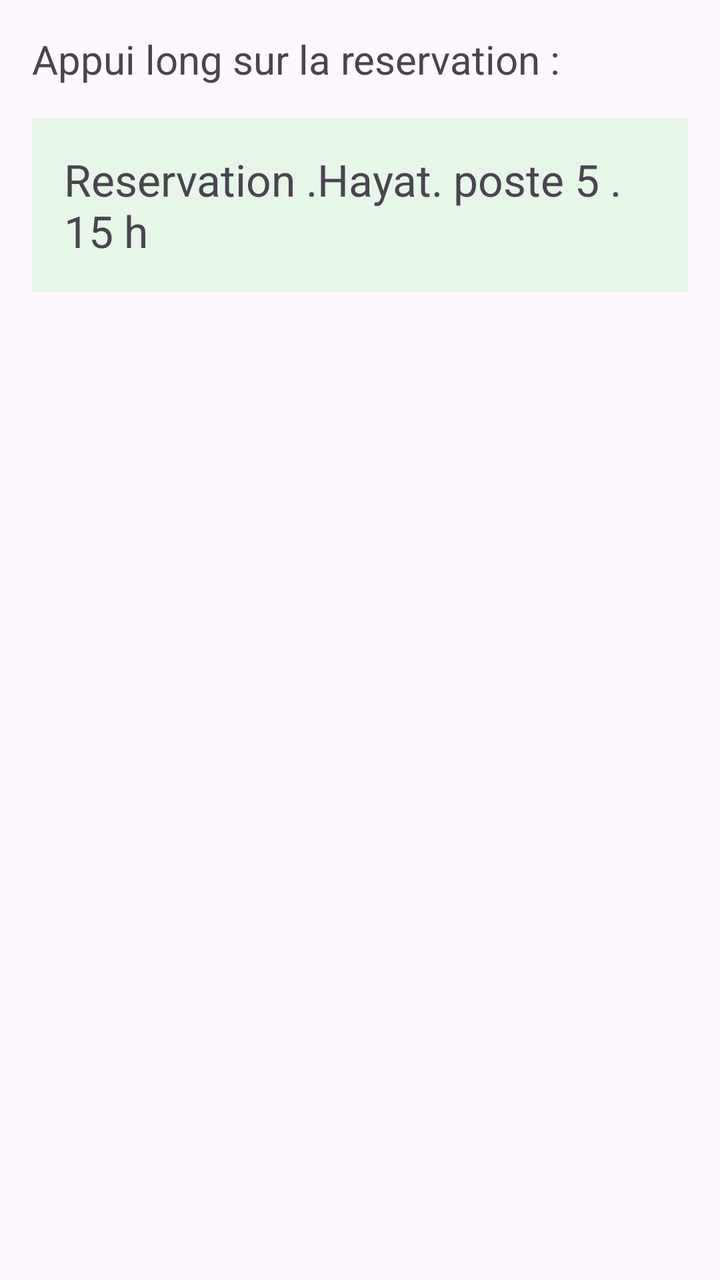
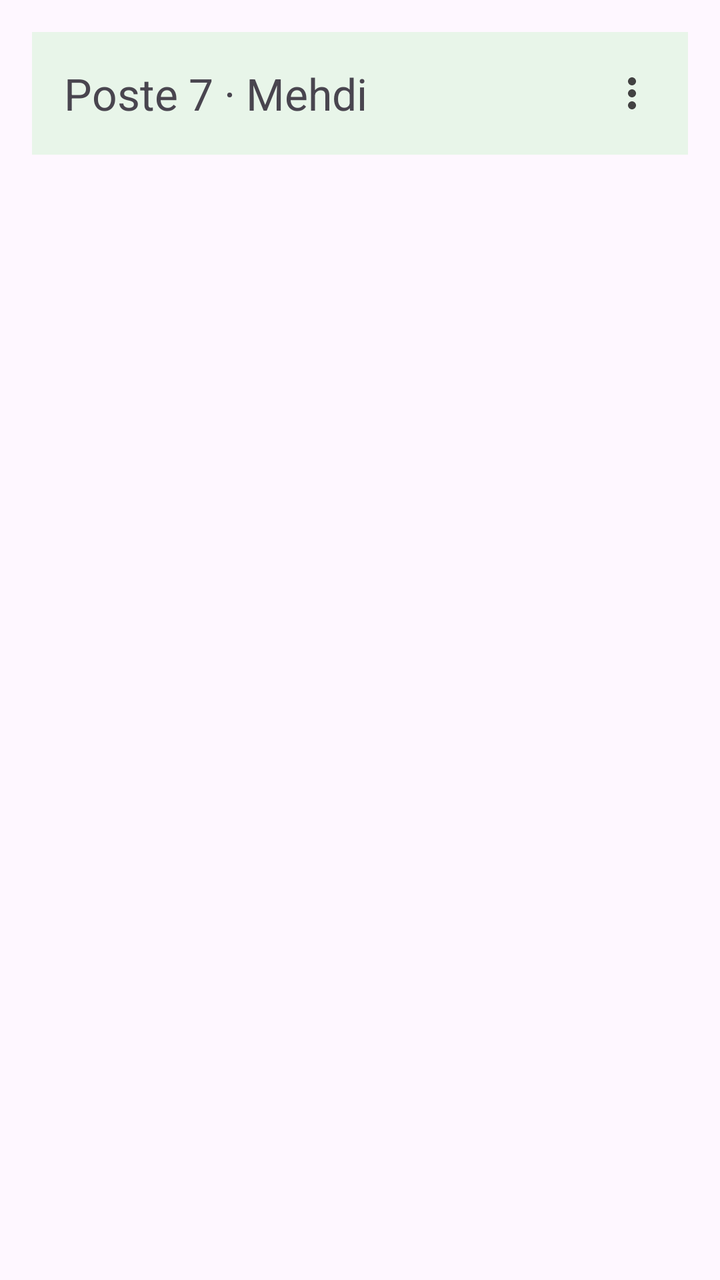

Two renders of the same Android screen: before a commit and after it. Below are the layout's source before the change and the commit's diff.
<!-- AndroidManifest.xml: application theme Theme.AlAmal -->
<!-- res/layout/activity_playground.xml -->
<?xml version="1.0" encoding="utf-8"?>
<LinearLayout xmlns:android="http://schemas.android.com/apk/res/android"
    xmlns:tools="http://schemas.android.com/tools"
    android:id="@+id/main"
    android:layout_width="match_parent"
    android:layout_height="match_parent"
    android:orientation="vertical"
    android:padding="16dp"
    tools:context=".PlaygroundActivity">

    
    
    
    
    
    


    
    
    
    
    
    
    
    
    


    
    
    
    
    
    
    
    
    
    
    
    
    
    
    
    
    


    
    
    
    
    
    
    
    
    
    
    
    
    
    
    
    
    
    
    
    
    
    
    
    
    
    
    
    
    
    
    
    
    
    
    
    
    
    
    
    
    
    
    
    
    
    
    
    
    
    
    
    
    
    
    
    
    
    
    

    
    
    
    
    
    
    
    
    
    
    
    
    


    
    
    
    
    
    
    
    
    
    
    
    
    
    
    
    
    
    

    
    
    
    
    
    

    
    
    
    
    
    

    
    
    
    
    
    

    
    
    
    
    

    
    
    
    
    
    
    

    
    
    
    
    
    
    
    
    
    
    
    
    
    
    
    
    
    
    
    
    
    
    
    
    
    
    
    
    
    
    
    
    
    
    
    
    
    
    
    
    
    
    
    
    
    
    
    
    
    
    
    
    

    
    
    
    
    
    
    
    
    
    
    
    
    
    
    
    
    
    
    
    
    
    
    
    
    
    
    
    
    
    <TextView
        android:layout_width="wrap_content"
        android:layout_height="wrap_content"
        android:text="Appui long sur la reservation :"
        android:textSize="20sp" />

    <TextView
        android:id="@+id/txtResa"
        android:layout_width="wrap_content"
        android:layout_height="wrap_content"
        android:layout_marginTop="16dp"
        android:background="#E8F5E9"
        android:padding="16dp"
        android:text="Reservation .Hayat. poste 5 . 15 h"
        android:textSize="22sp" />

    <TextView
        android:id="@+id/txtAction"
        android:layout_width="wrap_content"
        android:layout_height="wrap_content"
        android:textSize="22sp" />

</LinearLayout>
<!-- resources referenced by this layout -->
<resources>
  <style name="Theme.AlAmal" parent="Theme.Material3.DayNight">
          <item name="colorPrimary">#FF1B7F3B</item>
      </style>
</resources>

<!-- the commit's change to res/layout/activity_playground.xml (unified diff, before → after) -->
@@ -258,24 +258,55 @@
     
     
     
+
+
+
+
+
+
+
+
+
+
+
+
+
+
+
+
+
+
+
+
+
+
+    
+    <LinearLayout
+        android:layout_width="match_parent"
+        android:layout_height="wrap_content"
+        android:background="#E8F5E9"
+        android:gravity="center_vertical"
+        android:orientation="horizontal">
+
+        <TextView
+            android:layout_width="0dp"
+            android:layout_height="wrap_content"
+            android:layout_weight="1"
+            android:padding="16dp"
+            android:text="Poste 7 · Mehdi"
+            android:textSize="22sp" />
+
+        <ImageButton
+            android:id="@+id/btnPlus"
+            android:layout_width="56dp"
+            android:layout_height="56dp"
+            android:background="@android:color/transparent"
+            android:contentDescription="Plus d'actions"
+            android:src="@drawable/s02_ic_plus" />
+    </LinearLayout>
+
     <TextView
-        android:layout_width="wrap_content"
-        android:layout_height="wrap_content"
-        android:text="Appui long sur la reservation :"
-        android:textSize="20sp" />
-
-    <TextView
-        android:id="@+id/txtResa"
-        android:layout_width="wrap_content"
-        android:layout_height="wrap_content"
-        android:layout_marginTop="16dp"
-        android:background="#E8F5E9"
-        android:padding="16dp"
-        android:text="Reservation .Hayat. poste 5 . 15 h"
-        android:textSize="22sp" />
-
-    <TextView
-        android:id="@+id/txtAction"
+        android:id="@+id/txtPopup"
         android:layout_width="wrap_content"
         android:layout_height="wrap_content"
         android:textSize="22sp" />
<!-- resource entries referenced after the edit -->
@@ -1,5 +1,15 @@
 <!-- resources referenced by this layout -->
 <resources>
+  <!-- drawable s02_ic_plus (drawable) -->
+  <vector xmlns:android="http://schemas.android.com/apk/res/android"
+      android:width="24dp"
+      android:height="24dp"
+      android:viewportWidth="24"
+      android:viewportHeight="24">
+      <path
+          android:fillColor="#424242"
+          android:pathData="M12,8c1.1,0 2,-0.9 2,-2s-0.9,-2 -2,-2 -2,0.9 -2,2 0.9,2 2,2zM12,10c-1.1,0 -2,0.9 -2,2s0.9,2 2,2 2,-0.9 2,-2 -0.9,-2 -2,-2zM12,16c-1.1,0 -2,0.9 -2,2s0.9,2 2,2 2,-0.9 2,-2 -0.9,-2 -2,-2z" />
+  </vector>
   <style name="Theme.AlAmal" parent="Theme.Material3.DayNight">
           <item name="colorPrimary">#FF1B7F3B</item>
       </style>
